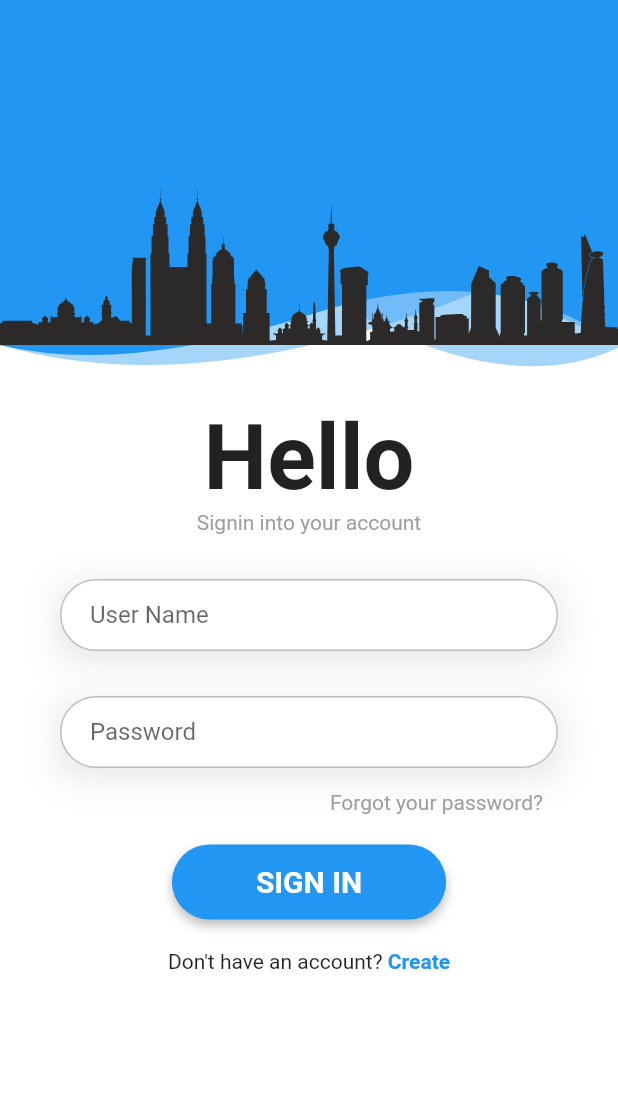
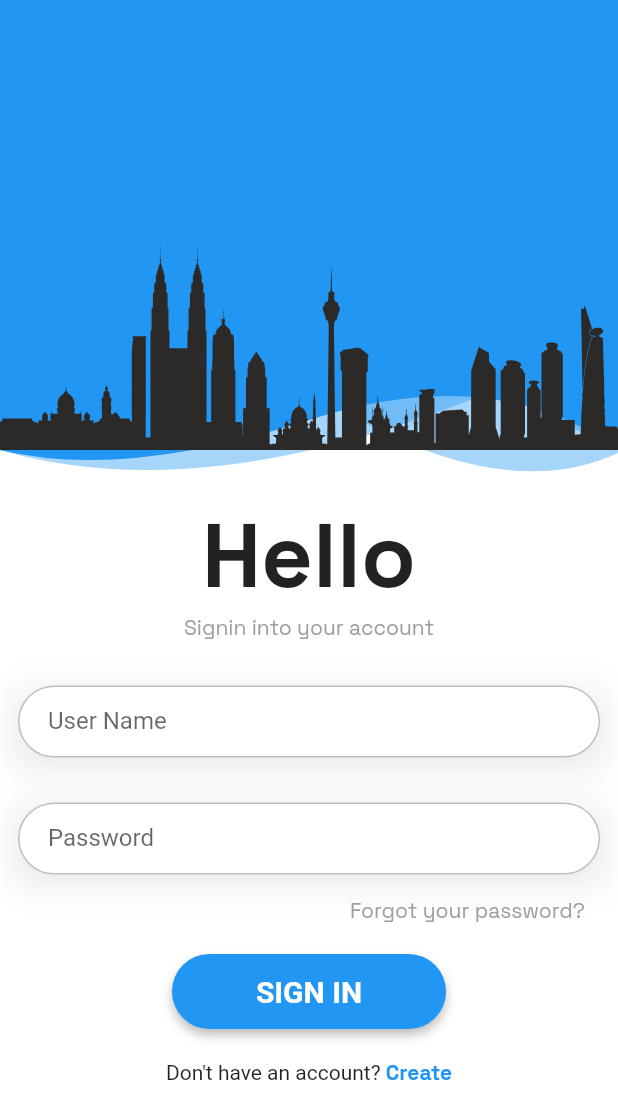
Before and after one commit to acikrahim/proms_mobile, a Flutter app: the screen it shows after launch, after a tap on "Forgot your password?", on a phone screen of 412 x 824 dp. Shown: the top 1119 px of the screen. Run offline on Flutter 3.47's test engine with Material 2 defaults, Android fonts, the light colour scheme and no system bars; our stand-ins replace hexcolor.

Commit message:
update versions

```diff
--- a/lib/authentication/constants.dart
+++ /dev/null
@@ -1,4 +0,0 @@
-import 'package:flutter/material.dart';
-
-const kBackgroundColor = Color(0xff202020);
-const kPrimaryColor = Color(0xff03c03c);
--- a/lib/authentication/login.dart
+++ /dev/null
@@ -1,126 +0,0 @@
-// ignore_for_file: prefer_const_constructors, library_private_types_in_public_api
-import 'package:proms_mobile/widgets/auth_header.dart';
-import 'package:flutter/gestures.dart';
-import 'package:flutter/material.dart';
-import 'package:proms_mobile/shared/helper.dart';
-
-class LoginScreen extends StatefulWidget {
-  const LoginScreen({Key? key}) : super(key: key);
-
-  @override
-  _LoginScreenState createState() => _LoginScreenState();
-}
-
-class _LoginScreenState extends State<LoginScreen> {
-  double _headerHeight = 250;
-  Key _formKey = GlobalKey<FormState>();
-
-  @override
-  Widget build(BuildContext context) {
-    return Scaffold(
-      backgroundColor: Colors.white,
-      body: SingleChildScrollView(
-        child: Column(
-          children: [
-            Container(
-              height: _headerHeight,
-              child: AuthHeader(_headerHeight, true, Icons.login_rounded),
-            ),
-            SafeArea(
-              child: Container(
-                  padding: EdgeInsets.fromLTRB(20, 10, 20, 10),
-                  margin: const EdgeInsets.fromLTRB(
-                      20, 10, 20, 10), // This will be the login form
-                  child: Column(
-                    children: [
-                      const Text(
-                        'Hello',
-                        style: TextStyle(
-                            fontSize: 60, fontWeight: FontWeight.bold),
-                      ),
-                      const Text(
-                        'Signin into your account',
-                        style: TextStyle(color: Colors.grey),
-                      ),
-                      SizedBox(height: 30.0),
-                      Form(
-                          key: _formKey,
-                          child: Column(
-                            children: [
-                              Container(
-                                decoration:
-                                    ThemeHelper().inputBoxDecorationShaddow(),
-                                child: TextField(
-                                  decoration: ThemeHelper().textInputDecoration(
-                                      'User Name', 'Enter your user name'),
-                                ),
-                              ),
-                              SizedBox(height: 30.0),
-                              Container(
-                                decoration:
-                                    ThemeHelper().inputBoxDecorationShaddow(),
-                                child: TextField(
-                                  obscureText: true,
-                                  decoration: ThemeHelper().textInputDecoration(
-                                      'Password', 'Enter your password'),
-                                ),
-                              ),
-                              SizedBox(height: 15.0),
-                              Container(
-                                margin: EdgeInsets.fromLTRB(10, 0, 10, 20),
-                                alignment: Alignment.topRight,
-                                child: GestureDetector(
-                                  onTap: () {},
-                                  child: Text(
-                                    "Forgot your password?",
-                                    style: TextStyle(
-                                      color: Colors.grey,
-                                    ),
-                                  ),
-                                ),
-                              ),
-                              Container(
-                                decoration:
-                                    ThemeHelper().buttonBoxDecoration(context),
-                                child: ElevatedButton(
-                                  style: ThemeHelper().buttonStyle(),
-                                  child: Padding(
-                                    padding:
-                                        EdgeInsets.fromLTRB(40, 10, 40, 10),
-                                    child: Text(
-                                      'Sign In'.toUpperCase(),
-                                      style: TextStyle(
-                                          fontSize: 20,
-                                          fontWeight: FontWeight.bold,
-                                          color: Colors.white),
-                                    ),
-                                  ),
-                                  onPressed: () {},
-                                ),
-                              ),
-                              Container(
-                                margin: EdgeInsets.fromLTRB(10, 20, 10, 20),
-                                //child: Text('Don\'t have an account? Create'),
-                                child: Text.rich(TextSpan(children: [
-                                  TextSpan(text: "Don\'t have an account? "),
-                                  TextSpan(
-                                    text: 'Create',
-                                    recognizer: TapGestureRecognizer()
-                                      ..onTap = () {},
-                                    style: TextStyle(
-                                        fontWeight: FontWeight.bold,
-                                        color: Theme.of(context).accentColor),
-                                  ),
-                                ])),
-                              ),
-                            ],
-                          )),
-                    ],
-                  )),
-            ),
-          ],
-        ),
-      ),
-    );
-  }
-}
--- a/lib/main.dart
+++ b/lib/main.dart
@@ -1,37 +1,22 @@
-// ignore_for_file: prefer_const_constructors
-import 'authentication/constants.dart';
-import 'authentication/splash_screen.dart';
+import 'screens/splash_screen.dart';
 import 'package:flutter/material.dart';
-import 'package:flutter_localizations/flutter_localizations.dart';
 
 void main() {
-  runApp(const MyApp());
+  runApp(MyApp());
 }
 
 class MyApp extends StatelessWidget {
-  const MyApp({
-    Key? key,
-  }) : super(key: key);
-
   @override
   Widget build(BuildContext context) {
+    const kBackgroundColor = Color(0xff202020);
     return MaterialApp(
-      localizationsDelegates: const [
-        GlobalMaterialLocalizations.delegate,
-        GlobalWidgetsLocalizations.delegate,
-        GlobalCupertinoLocalizations.delegate,
-      ],
-      supportedLocales: const [
-        Locale('en', ''), // English, no country code
-        Locale('es', ''), // Spanish, no country code
-      ],
       debugShowCheckedModeBanner: false,
       title: 'Residence Management',
       theme: ThemeData(
         scaffoldBackgroundColor: Colors.white24,
         backgroundColor: kBackgroundColor,
       ),
-      home: SplashScreen(title: 'Flutter Login UI'),
+      home: const SplashScreen(title: 'Flutter Login UI'),
     );
   }
 }
--- a/lib/authentication/first_time_login.dart
+++ b/lib/screens/authentication/first_time_login.dart
@@ -2,7 +2,7 @@
 
 import 'dart:developer';
 import 'package:flutter/material.dart';
-import 'package:proms_mobile/authentication/login.dart';
+import 'package:proms_mobile/screens/authentication/login.dart';
 
 class FirstTimeLoginScreen extends StatefulWidget {
   const FirstTimeLoginScreen({Key? key}) : super(key: key);
--- /dev/null
+++ b/lib/screens/authentication/login.dart
@@ -0,0 +1,128 @@
+// ignore_for_file: prefer_const_constructors, library_private_types_in_public_api
+import 'package:proms_mobile/widgets/auth_header.dart';
+import 'package:flutter/gestures.dart';
+import 'package:flutter/material.dart';
+import 'package:proms_mobile/shared/helper.dart';
+
+class LoginScreen extends StatefulWidget {
+  const LoginScreen({Key? key}) : super(key: key);
+
+  @override
+  _LoginScreenState createState() => _LoginScreenState();
+}
+
+class _LoginScreenState extends State<LoginScreen> {
+  Key _formKey = GlobalKey<FormState>();
+
+  @override
+  Widget build(BuildContext context) {
+    return Scaffold(
+      backgroundColor: Colors.white,
+      body: SingleChildScrollView(
+        child: Column(
+          children: [
+            SizedBox(
+              height: 320,
+              child: AuthHeader(320, true, Icons.login_rounded),
+            ),
+            Container(
+                padding: EdgeInsets.all(4.0),
+                margin: EdgeInsets.all(8.0), // This will be the login form
+                child: Column(
+                  children: [
+                    const Text(
+                      'Hello',
+                      style: TextStyle(
+                          fontSize: 60,
+                          fontFamily: 'SpaceGrotesk',
+                          fontWeight: FontWeight.w700),
+                    ),
+                    const Text(
+                      'Signin into your account',
+                      style: TextStyle(
+                          fontFamily: 'SpaceGrotesk', color: Colors.grey),
+                    ),
+                    SizedBox(height: 30.0),
+                    Form(
+                        key: _formKey,
+                        child: Column(
+                          children: [
+                            Container(
+                              decoration:
+                                  ThemeHelper().inputBoxDecorationShaddow(),
+                              child: TextField(
+                                decoration: ThemeHelper().textInputDecoration(
+                                    'User Name', 'Enter your user name'),
+                              ),
+                            ),
+                            SizedBox(height: 30.0),
+                            Container(
+                              decoration:
+                                  ThemeHelper().inputBoxDecorationShaddow(),
+                              child: TextField(
+                                obscureText: true,
+                                decoration: ThemeHelper().textInputDecoration(
+                                    'Password', 'Enter your password'),
+                              ),
+                            ),
+                            SizedBox(height: 15.0),
+                            Container(
+                              margin: EdgeInsets.fromLTRB(10, 0, 10, 20),
+                              alignment: Alignment.topRight,
+                              child: GestureDetector(
+                                onTap: () {},
+                                child: Text(
+                                  "Forgot your password?",
+                                  style: TextStyle(
+                                    color: Colors.grey,
+                                    fontFamily: 'SpaceGrotesk',
+                                  ),
+                                ),
+                              ),
+                            ),
+                            Container(
+                              decoration:
+                                  ThemeHelper().buttonBoxDecoration(context),
+                              child: ElevatedButton(
+                                style: ThemeHelper().buttonStyle(),
+                                child: Padding(
+                                  padding: EdgeInsets.fromLTRB(40, 10, 40, 10),
+                                  child: Text(
+                                    'Sign In'.toUpperCase(),
+                                    style: TextStyle(
+                                        fontSize: 20,
+                                        fontWeight: FontWeight.bold,
+                                        color: Colors.white),
+                                  ),
+                                ),
+                                onPressed: () {},
+                              ),
+                            ),
+                            Container(
+                              margin: EdgeInsets.fromLTRB(10, 20, 10, 20),
+//child: Text('Don\'t have an account? Create'),
+                              child: Text.rich(TextSpan(children: [
+                                TextSpan(text: "Don't have an account? "),
+                                TextSpan(
+                                  text: 'Create',
+                                  recognizer: TapGestureRecognizer()
+                                    ..onTap = () {},
+                                  style: TextStyle(
+                                      fontWeight: FontWeight.bold,
+                                      fontFamily: 'SpaceGrotesk',
+                                      color: Theme.of(context)
+                                          .colorScheme
+                                          .secondary),
+                                ),
+                              ])),
+                            ),
+                          ],
+                        )),
+                  ],
+                )),
+          ],
+        ),
+      ),
+    );
+  }
+}
--- a/lib/authentication/splash_screen.dart
+++ b/lib/screens/splash_screen.dart
@@ -1,9 +1,7 @@
-// ignore_for_file: prefer_const_constructors
-import 'dart:developer';
+// ignore_for_file: prefer_const_literals_to_create_immutables
 import 'dart:async';
 import 'package:flutter/material.dart';
-import 'package:proms_mobile/authentication/login.dart';
-import 'package:proms_mobile/authentication/first_time_login.dart';
+import 'package:proms_mobile/screens/authentication/login.dart';
 
 class SplashScreen extends StatefulWidget {
   const SplashScreen({Key? key, required this.title}) : super(key: key);
@@ -18,16 +16,16 @@ class _SplashScreenState extends State<SplashScreen> {
   bool isVisible = false;
 
   _SplashScreenState() {
-    Timer(const Duration(milliseconds: 2000), () {
+    Timer(const Duration(milliseconds: 1600), () {
       //check if logged in already?
       setState(() {
         Navigator.of(context).pushAndRemoveUntil(
-            MaterialPageRoute(builder: (context) => LoginScreen()),
+            MaterialPageRoute(builder: (context) => const LoginScreen()),
             (route) => false);
       });
     });
 
-    Timer(Duration(milliseconds: 10), () {
+    Timer(const Duration(milliseconds: 100), () {
       setState(() {
         isVisible =
             true; // Now it is showing fade effect and navigating to Login page
@@ -38,18 +36,18 @@ class _SplashScreenState extends State<SplashScreen> {
   @override
   Widget build(BuildContext context) {
     return Container(
-      decoration: BoxDecoration(
+      decoration: const BoxDecoration(
         gradient: LinearGradient(
           colors: [Color(0xffc47500), Color(0xff0c82df)],
           begin: Alignment.bottomRight,
           end: Alignment.topLeft,
-          stops: const [0.0, 1.0],
+          stops: [0.0, 1.0],
           tileMode: TileMode.clamp,
         ),
       ),
       child: AnimatedOpacity(
         opacity: isVisible ? 1.0 : 0,
-        duration: Duration(milliseconds: 1200),
+        duration: const Duration(milliseconds: 1200),
         child: Center(
           child: Container(
             height: 140.0,
@@ -61,11 +59,11 @@ class _SplashScreenState extends State<SplashScreen> {
                   BoxShadow(
                     color: Colors.black.withOpacity(0.3),
                     blurRadius: 2.0,
-                    offset: Offset(5.0, 3.0),
+                    offset: const Offset(5.0, 3.0),
                     spreadRadius: 2.0,
                   )
                 ]),
-            child: Center(
+            child: const Center(
               child: ClipOval(
                 child: Icon(
                   Icons.android_outlined,
@@ -74,8 +72,8 @@ class _SplashScreenState extends State<SplashScreen> {
               ),
             ),
           ),
-        ),
-      ),
-    );
+        ), //everything start from the very center
+      ), //inherit
+    ); //inherit parent (MaterialApp)
   }
 }
```
Also changed, not shown: pubspec.yaml (+23 -18 lines), assets/empty_placeholder.png (deleted), assets/logo.png (deleted), fonts/SpaceGrotesk-Bold.ttf (added), fonts/SpaceGrotesk-Light.ttf (added), fonts/SpaceGrotesk-Medium.ttf (added), fonts/SpaceGrotesk-Regular.ttf (added), pubspec.lock, 21 other files.
